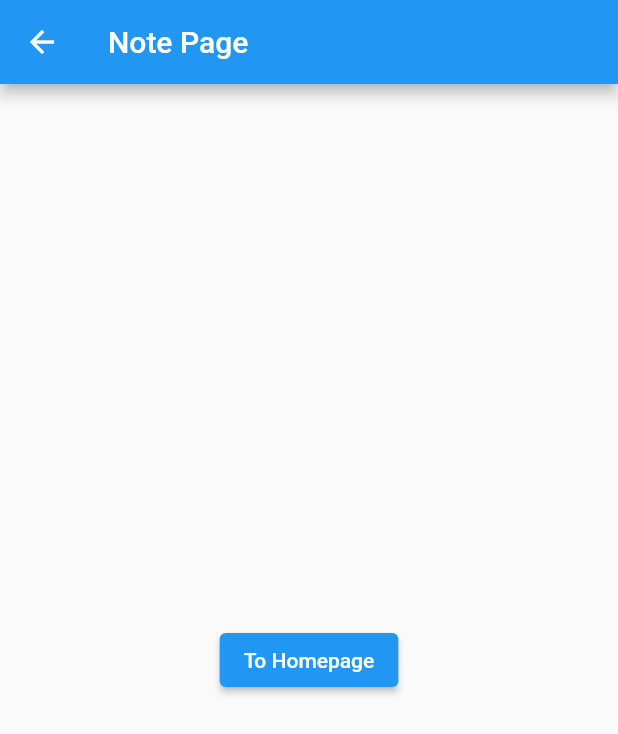
After one commit to alerocco7/colombo-rocco, a Flutter app: the NotePage screen opened by its route, on a phone screen of 412 x 824 dp. The commit adds this screen. Shown: the top 734 px of the screen. Run offline on Flutter 3.47's test engine with Material 2 defaults, Android fonts, the phone set to English and light mode, and no system bars.

Commit message:
[gian] note page initialization (to be implemented)

```diff
--- a/lib/main.dart
+++ b/lib/main.dart
@@ -1,4 +1,5 @@
 import 'package:colombo_rocco/screens/homepage.dart';
+import 'package:colombo_rocco/screens/notepage.dart';
 import 'package:colombo_rocco/screens/profilepage.dart';
 import 'package:flutter/material.dart';
 
@@ -21,6 +22,7 @@ class MyApp extends StatelessWidget {
         '/login/': (context) => Login(),
         '/homepage/':(context) => HomePage(),
         '/profilepage/':(context) => ProfilePage(),
+        '/notepage/': (context) => NotePage(),
       },
     );
   } //build
--- /dev/null
+++ b/lib/screens/notepage.dart
@@ -0,0 +1,22 @@
+import 'package:flutter/material.dart';
+
+class NotePage extends StatelessWidget {
+  static const route = '/notepage/';
+  static const routename = 'Noteepage';
+
+  @override
+  Widget build(BuildContext context) {
+    return Scaffold(
+      //this is not a meterial app but just a scaffold
+      appBar: AppBar(title: Text('Note Page')),
+      body: Center(
+        child: ElevatedButton(
+          child: Text('To Homepage'),
+          onPressed: () {
+            Navigator.pop(context);
+          },
+        ),
+      ),
+    );
+  }
+}
```
